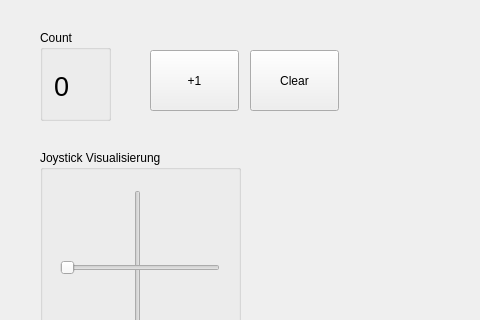
Above: view.ui from chP6/Konzept_ErstesBeispiel before the change; both pictures show x 0 to 480 and y 0 to 320 of the 800 by 480 pixel window. Below: the same form after it.
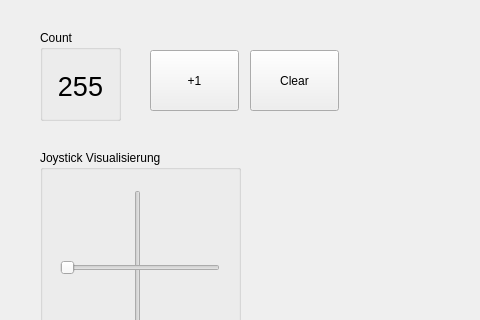
That is the form after the change.

Diff of the .ui file:
```diff
--- a/view.ui
+++ b/view.ui
@@ -21,7 +21,7 @@
     <rect>
      <x>40</x>
      <y>30</y>
-     <width>71</width>
+     <width>81</width>
      <height>91</height>
     </rect>
    </property>
@@ -43,7 +43,10 @@
        </font>
       </property>
       <property name="text">
-       <string>0</string>
+       <string>255</string>
+      </property>
+      <property name="alignment">
+       <set>Qt::AlignCenter</set>
       </property>
      </widget>
     </item>
```
